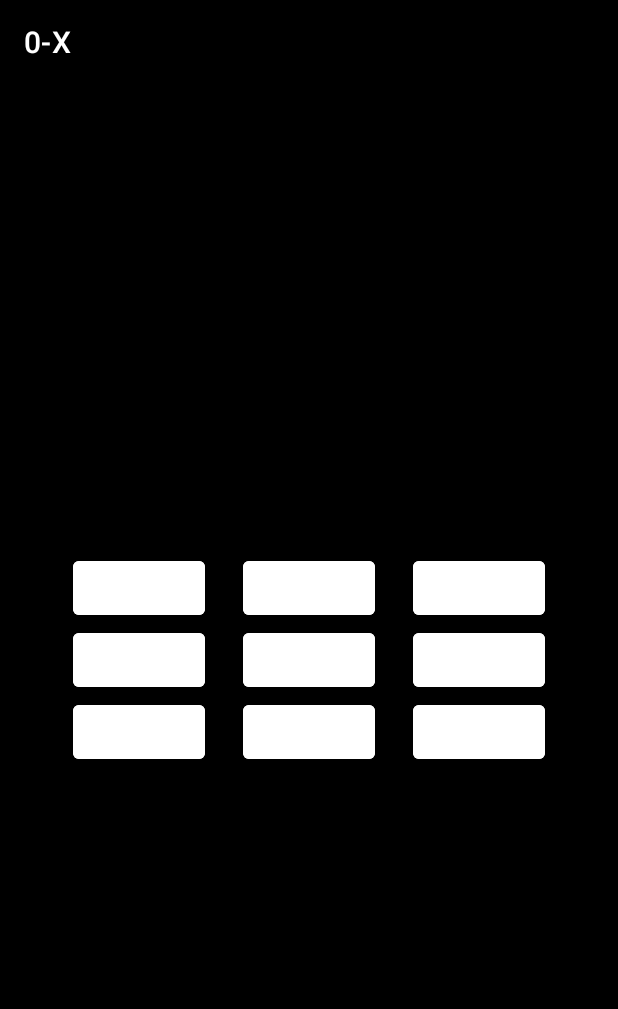
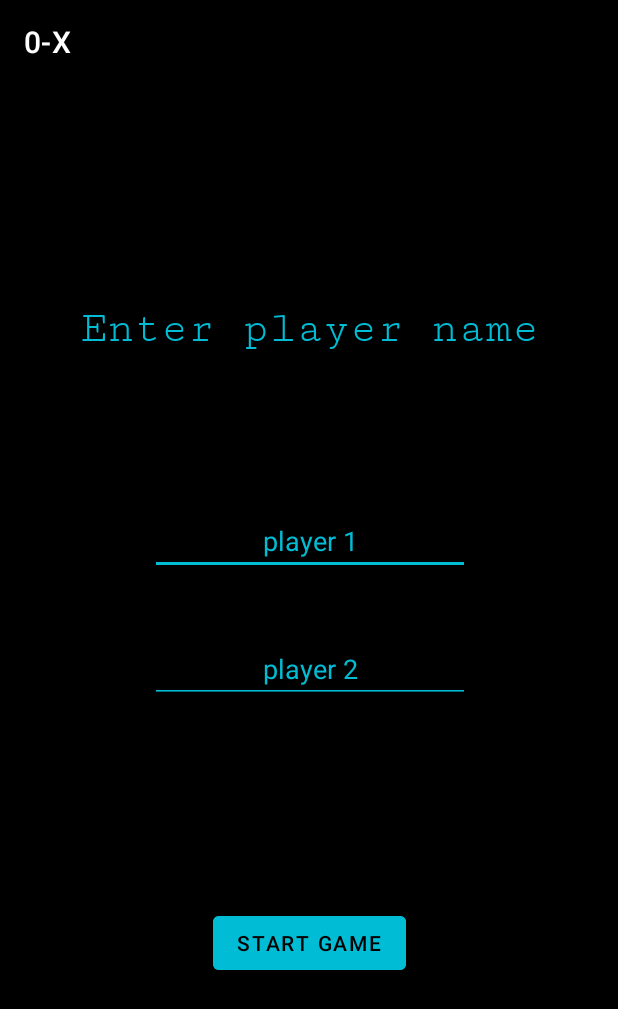
Before and after one commit to Yash-chotaliya/0-X_game, an Android app: the screen it shows after launch (MainActivity before the commit, Name after it), on a phone screen of 412 x 824 dp. Shown: the top 1009 px of the screen. Run offline under Robolectric (Android 15) with nearby library versions, the phone set to English and light mode, and no system bars.

Commit message:
"splash screen"

```diff
--- /dev/null
+++ b/app/src/main/java/com/example/a0_x/Name.java
@@ -0,0 +1,38 @@
+package com.example.a0_x;
+
+import androidx.appcompat.app.AppCompatActivity;
+
+import android.annotation.SuppressLint;
+import android.content.Intent;
+import android.os.Bundle;
+import android.view.View;
+import android.widget.Button;
+import android.widget.EditText;
+
+public class Name extends AppCompatActivity {
+    EditText p1,p2;
+    Button button;
+    @SuppressLint("MissingInflatedId")
+    @Override
+    protected void onCreate(Bundle savedInstanceState) {
+        super.onCreate(savedInstanceState);
+        setContentView(R.layout.activity_name);
+
+        p1 = findViewById(R.id.p1);
+        p2 = findViewById(R.id.p2);
+        button = findViewById(R.id.button);
+
+        button.setOnClickListener(new View.OnClickListener() {
+            @Override
+            public void onClick(View view) {
+                String player1 = p1.getText().toString();
+                String player2 = p2.getText().toString();
+
+                Intent intent = new Intent(Name.this, MainActivity.class);
+                intent.putExtra("player1",player1);
+                intent.putExtra("player2",player2);
+                startActivity(intent);
+            }
+        });
+    }
+}
--- /dev/null
+++ b/app/src/main/java/com/example/a0_x/Splash.java
@@ -0,0 +1,25 @@
+package com.example.a0_x;
+
+import androidx.appcompat.app.AppCompatActivity;
+
+import android.content.Intent;
+import android.os.Bundle;
+import android.os.Handler;
+
+public class Splash extends AppCompatActivity {
+
+    @Override
+    protected void onCreate(Bundle savedInstanceState) {
+        super.onCreate(savedInstanceState);
+        setContentView(R.layout.activity_splash);
+
+        new Handler().postDelayed(new Runnable() {
+            @Override
+            public void run() {
+                Intent intent = new Intent(Splash.this,Name.class);
+                startActivity(intent);
+                finish();
+            }
+        },2000);
+    }
+}
--- a/app/src/main/res/layout/activity_main.xml
+++ b/app/src/main/res/layout/activity_main.xml
@@ -1,86 +1,114 @@
 <?xml version="1.0" encoding="utf-8"?>
-<LinearLayout xmlns:android="http://schemas.android.com/apk/res/android"
+<androidx.constraintlayout.widget.ConstraintLayout xmlns:android="http://schemas.android.com/apk/res/android"
     xmlns:app="http://schemas.android.com/apk/res-auto"
     xmlns:tools="http://schemas.android.com/tools"
     android:layout_width="match_parent"
     android:layout_height="match_parent"
-    tools:context=".MainActivity"
+    android:background="#000000"
     android:gravity="center"
-    android:background="#000000">
+    tools:context=".MainActivity">
 
     <GridLayout
         android:layout_width="wrap_content"
         android:layout_height="wrap_content"
-        android:columnCount="3">
+        android:columnCount="3"
+        app:layout_constraintBottom_toBottomOf="parent"
+        app:layout_constraintEnd_toEndOf="parent"
+        app:layout_constraintHorizontal_bias="0.5"
+        app:layout_constraintStart_toStartOf="parent"
+        app:layout_constraintTop_toTopOf="parent"
+        app:layout_constraintVertical_bias="0.5">
 
         <Button
             android:id="@+id/b1"
+            android:backgroundTint="#00BCD4"
             android:onClick="Click"
-            android:textColor="@color/black"
-            android:backgroundTint="@color/cardview_light_background">
-        </Button>
+            android:textColor="@color/black"></Button>
 
         <Button
             android:id="@+id/b2"
             android:layout_marginLeft="25dp"
-            android:textColor="@color/black"
-            android:backgroundTint="@color/cardview_light_background"
-            android:onClick="Click">
-        </Button>
+            android:backgroundTint="#00BCD4"
+            android:onClick="Click"
+            android:textColor="@color/black"></Button>
 
         <Button
             android:id="@+id/b3"
             android:layout_marginLeft="25dp"
-            android:textColor="@color/black"
-            android:backgroundTint="@color/cardview_light_background"
-            android:onClick="Click">
-        </Button>
+            android:backgroundTint="#00BCD4"
+            android:onClick="Click"
+            android:textColor="@color/black"></Button>
 
         <Button
             android:id="@+id/b4"
-            android:textColor="@color/black"
-            android:backgroundTint="@color/cardview_light_background"
-            android:onClick="Click">
-        </Button>
+            android:backgroundTint="#00BCD4"
+            android:onClick="Click"
+            android:textColor="@color/black"></Button>
 
         <Button
             android:id="@+id/b5"
-            android:textColor="@color/black"
-            android:backgroundTint="@color/cardview_light_background"
             android:layout_marginLeft="25dp"
-            android:onClick="Click">
-        </Button>
+            android:backgroundTint="#00BCD4"
+            android:onClick="Click"
+            android:textColor="@color/black"></Button>
 
         <Button
             android:id="@+id/b6"
-            android:textColor="@color/black"
-            android:backgroundTint="@color/cardview_light_background"
             android:layout_marginLeft="25dp"
-            android:onClick="Click">
-        </Button>
+            android:backgroundTint="#00BCD4"
+            android:onClick="Click"
+            android:textColor="@color/black"></Button>
 
         <Button
             android:id="@+id/b7"
-            android:textColor="@color/black"
-            android:backgroundTint="@color/cardview_light_background"
-            android:onClick="Click">
-        </Button>
+            android:backgroundTint="#00BCD4"
+            android:onClick="Click"
+            android:textColor="@color/black"></Button>
 
         <Button
             android:id="@+id/b8"
-            android:textColor="@color/black"
-            android:backgroundTint="@color/cardview_light_background"
             android:layout_marginLeft="25dp"
-            android:onClick="Click">
-        </Button>
+            android:backgroundTint="#00BCD4"
+            android:onClick="Click"
+            android:textColor="@color/black"></Button>
 
         <Button
             android:id="@+id/b9"
-            android:textColor="@color/black"
-            android:backgroundTint="@color/cardview_light_background"
             android:layout_marginLeft="25dp"
-            android:onClick="Click">
-        </Button>
+            android:backgroundTint="#00BCD4"
+            android:onClick="Click"
+            android:textColor="@color/black"></Button>
 
     </GridLayout>
-</LinearLayout>
+
+    <TextView
+        android:id="@+id/name1"
+        android:layout_width="150dp"
+        android:layout_height="40dp"
+        android:layout_marginStart="32dp"
+        android:layout_marginTop="148dp"
+        android:background="#000000"
+        android:fontFamily="serif-monospace"
+        android:gravity="center"
+        android:textColor="#00BCD4"
+        android:textSize="25sp"
+        android:textStyle="bold"
+        app:layout_constraintStart_toStartOf="parent"
+        app:layout_constraintTop_toTopOf="parent" />
+
+    <TextView
+        android:id="@+id/name2"
+        android:layout_width="150dp"
+        android:layout_height="40dp"
+        android:layout_marginTop="148dp"
+        android:layout_marginEnd="32dp"
+        android:background="#000000"
+        android:fontFamily="serif-monospace"
+        android:gravity="center"
+        android:textColor="#00BCD4"
+        android:textSize="25sp"
+        android:textStyle="bold"
+        app:layout_constraintEnd_toEndOf="parent"
+        app:layout_constraintTop_toTopOf="parent" />
+
+</androidx.constraintlayout.widget.ConstraintLayout>
--- /dev/null
+++ b/app/src/main/res/layout/activity_name.xml
@@ -0,0 +1,71 @@
+<?xml version="1.0" encoding="utf-8"?>
+<androidx.constraintlayout.widget.ConstraintLayout xmlns:android="http://schemas.android.com/apk/res/android"
+    xmlns:app="http://schemas.android.com/apk/res-auto"
+    xmlns:tools="http://schemas.android.com/tools"
+    android:layout_width="match_parent"
+    android:layout_height="match_parent"
+    android:background="@color/black"
+    tools:context=".Name">
+
+
+    <TextView
+        android:id="@+id/textView"
+        android:layout_width="match_parent"
+        android:layout_height="70dp"
+        android:layout_marginTop="128dp"
+        android:fontFamily="serif-monospace"
+        android:gravity="center"
+        android:text="Enter player name"
+        android:textColor="#00BCD4"
+        android:textSize="30sp"
+        app:layout_constraintEnd_toEndOf="parent"
+        app:layout_constraintHorizontal_bias="0.0"
+        app:layout_constraintStart_toStartOf="parent"
+        app:layout_constraintTop_toTopOf="parent" />
+
+    <EditText
+        android:id="@+id/p1"
+        android:layout_width="wrap_content"
+        android:layout_height="wrap_content"
+        android:layout_marginTop="84dp"
+        android:backgroundTint="#00BCD4"
+        android:ems="10"
+        android:gravity="center"
+        android:hint="player 1"
+        android:inputType="textPersonName"
+        android:textColor="#00BCD4"
+        android:textColorHint="#00BCD4"
+        app:layout_constraintEnd_toEndOf="parent"
+        app:layout_constraintHorizontal_bias="0.502"
+        app:layout_constraintStart_toStartOf="parent"
+        app:layout_constraintTop_toBottomOf="@+id/textView" />
+
+    <EditText
+        android:id="@+id/p2"
+        android:layout_width="wrap_content"
+        android:layout_height="wrap_content"
+        android:layout_marginTop="40dp"
+        android:backgroundTint="#00BCD4"
+        android:ems="10"
+        android:gravity="center"
+        android:hint="player 2"
+        android:inputType="textPersonName"
+        android:textColor="#00BCD4"
+        android:textColorHint="#00BCD4"
+        app:layout_constraintEnd_toEndOf="parent"
+        app:layout_constraintHorizontal_bias="0.502"
+        app:layout_constraintStart_toStartOf="parent"
+        app:layout_constraintTop_toBottomOf="@+id/p1" />
+
+    <Button
+        android:id="@+id/button"
+        android:layout_width="wrap_content"
+        android:layout_height="wrap_content"
+        android:layout_marginTop="136dp"
+        android:backgroundTint="#00BCD4"
+        android:text="start game"
+        android:textColor="#000000"
+        app:layout_constraintEnd_toEndOf="parent"
+        app:layout_constraintStart_toStartOf="parent"
+        app:layout_constraintTop_toBottomOf="@+id/p2" />
+</androidx.constraintlayout.widget.ConstraintLayout>
```
Also changed, not shown: app/src/main/AndroidManifest.xml (+15 -1 lines), app/src/main/java/com/example/a0_x/MainActivity.java (+11 -0 lines), app/src/main/res/layout/activity_splash.xml (added, +36 -0 lines), app/src/main/res/drawable/splash_image.jpg (added).
